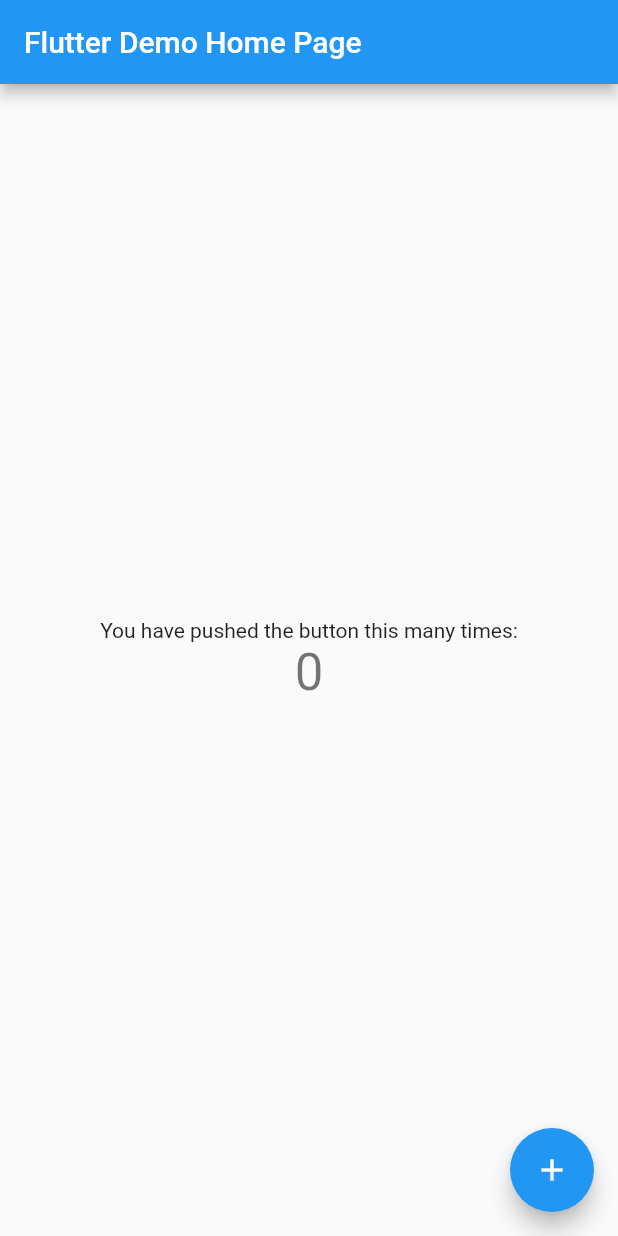
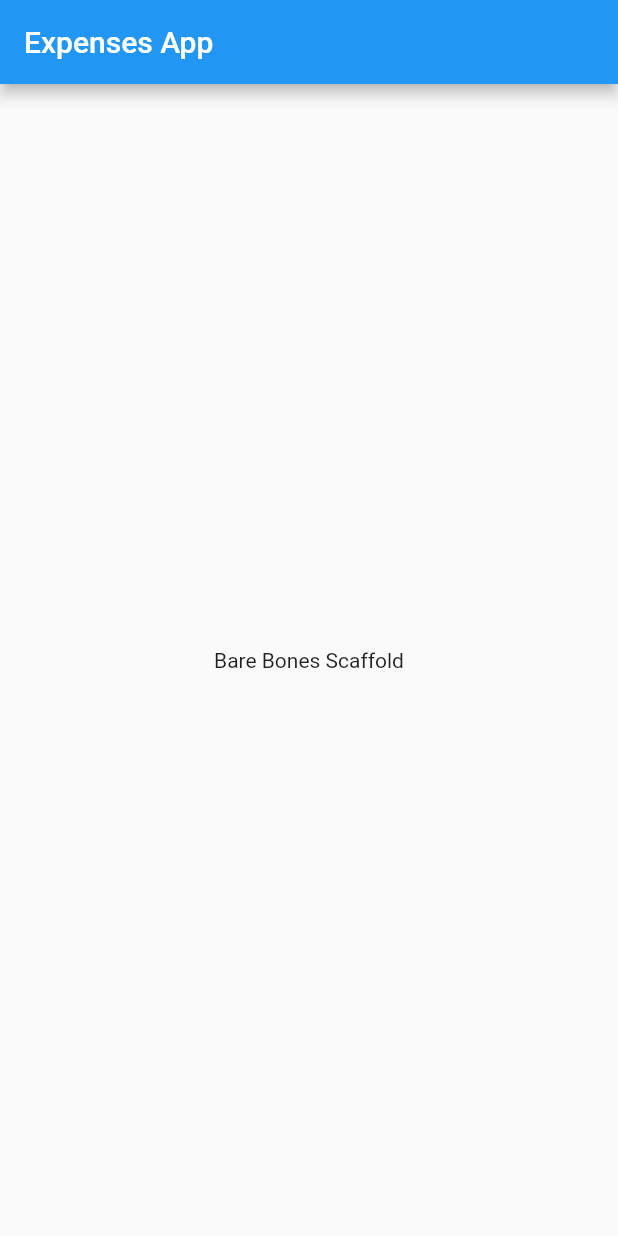
Before and after one commit to maxgdev/expenses_app, a Flutter app: the screen it shows after launch, on a phone screen of 412 x 824 dp. Run offline on Flutter 3.47's test engine with Material 2 defaults, Android fonts, the phone set to English and light mode, and no system bars.

Commit message:
Cleanup - barebones scaffold and debug banner disabled

```diff
--- a/lib/main.dart
+++ b/lib/main.dart
@@ -9,40 +9,20 @@ class MyApp extends StatelessWidget {
   @override
   Widget build(BuildContext context) {
     return MaterialApp(
-      title: 'Flutter Demo',
+      // Hide the Debug banner
+      debugShowCheckedModeBanner: false,
+      title: 'Expenses App',
       theme: ThemeData(
-        // This is the theme of your application.
-        //
-        // Try running your application with "flutter run". You'll see the
-        // application has a blue toolbar. Then, without quitting the app, try
-        // changing the primarySwatch below to Colors.green and then invoke
-        // "hot reload" (press "r" in the console where you ran "flutter run",
-        // or simply save your changes to "hot reload" in a Flutter IDE).
-        // Notice that the counter didn't reset back to zero; the application
-        // is not restarted.
         primarySwatch: Colors.blue,
-        // This makes the visual density adapt to the platform that you run
-        // the app on. For desktop platforms, the controls will be smaller and
-        // closer together (more dense) than on mobile platforms.
         visualDensity: VisualDensity.adaptivePlatformDensity,
       ),
-      home: MyHomePage(title: 'Flutter Demo Home Page'),
+      home: MyHomePage(title: 'Expenses App'),
     );
   }
 }
 
 class MyHomePage extends StatefulWidget {
   MyHomePage({Key key, this.title}) : super(key: key);
-
-  // This widget is the home page of your application. It is stateful, meaning
-  // that it has a State object (defined below) that contains fields that affect
-  // how it looks.
-
-  // This class is the configuration for the state. It holds the values (in this
-  // case the title) provided by the parent (in this case the App widget) and
-  // used by the build method of the State. Fields in a Widget subclass are
-  // always marked "final".
-
   final String title;
 
   @override
@@ -50,68 +30,16 @@ class MyHomePage extends StatefulWidget {
 }
 
 class _MyHomePageState extends State<MyHomePage> {
-  int _counter = 0;
-
-  void _incrementCounter() {
-    setState(() {
-      // This call to setState tells the Flutter framework that something has
-      // changed in this State, which causes it to rerun the build method below
-      // so that the display can reflect the updated values. If we changed
-      // _counter without calling setState(), then the build method would not be
-      // called again, and so nothing would appear to happen.
-      _counter++;
-    });
-  }
 
   @override
   Widget build(BuildContext context) {
-    // This method is rerun every time setState is called, for instance as done
-    // by the _incrementCounter method above.
-    //
-    // The Flutter framework has been optimized to make rerunning build methods
-    // fast, so that you can just rebuild anything that needs updating rather
-    // than having to individually change instances of widgets.
     return Scaffold(
       appBar: AppBar(
-        // Here we take the value from the MyHomePage object that was created by
-        // the App.build method, and use it to set our appbar title.
         title: Text(widget.title),
       ),
       body: Center(
-        // Center is a layout widget. It takes a single child and positions it
-        // in the middle of the parent.
-        child: Column(
-          // Column is also a layout widget. It takes a list of children and
-          // arranges them vertically. By default, it sizes itself to fit its
-          // children horizontally, and tries to be as tall as its parent.
-          //
-          // Invoke "debug painting" (press "p" in the console, choose the
-          // "Toggle Debug Paint" action from the Flutter Inspector in Android
-          // Studio, or the "Toggle Debug Paint" command in Visual Studio Code)
-          // to see the wireframe for each widget.
-          //
-          // Column has various properties to control how it sizes itself and
-          // how it positions its children. Here we use mainAxisAlignment to
-          // center the children vertically; the main axis here is the vertical
-          // axis because Columns are vertical (the cross axis would be
-          // horizontal).
-          mainAxisAlignment: MainAxisAlignment.center,
-          children: <Widget>[
-            Text(
-              'You have pushed the button this many times:',
-            ),
-            Text(
-              '$_counter',
-              style: Theme.of(context).textTheme.headline4,
-            ),
-          ],
-        ),
+        child: Text('Bare Bones Scaffold'),
       ),
-      floatingActionButton: FloatingActionButton(
-        onPressed: _incrementCounter,
-        tooltip: 'Increment',
-        child: Icon(Icons.add),
-      ), // This trailing comma makes auto-formatting nicer for build methods.
     );
   }
 }
```
Also changed, not shown: pubspec.yaml (+0 -47 lines), 2 other files.
